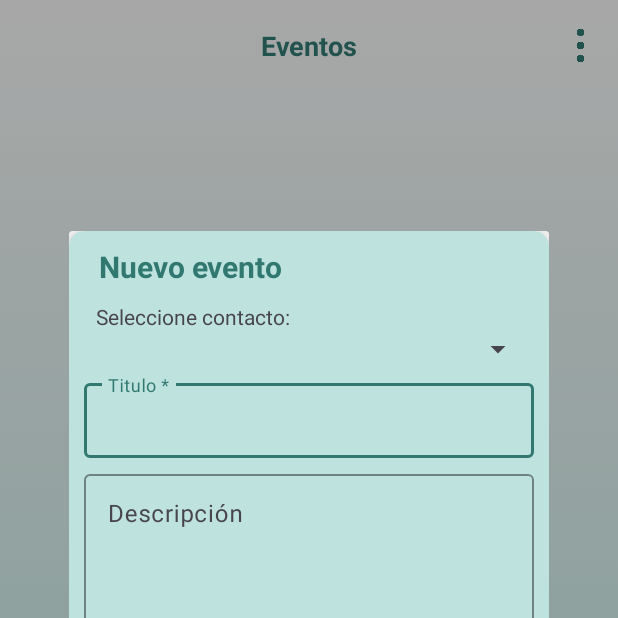
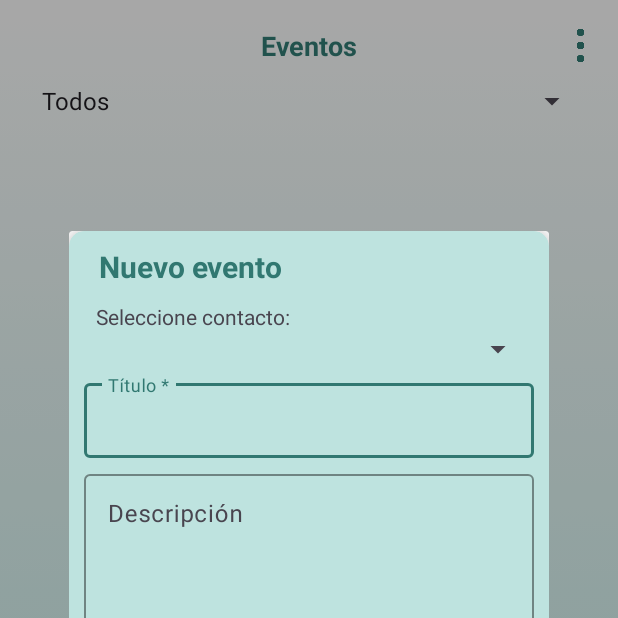
Before and after one commit to victordominguez3/AgendaApp, an Android app: the fragment EventoDialogFragment placed in its activity, item 2 of the bottom bar chosen, on a phone screen of 412 x 824 dp, the top half of it. Run offline under Robolectric (Android 15) with nearby library versions, the phone set to English and light mode, and no system bars; our stand-ins replace Room's generated code.

Commit message:
EventoFilter

```diff
--- a/app/src/main/java/vic/dom/agendaapp/fragment/EventoDialogFragment.kt
+++ b/app/src/main/java/vic/dom/agendaapp/fragment/EventoDialogFragment.kt
@@ -86,7 +86,7 @@ class EventoDialogFragment : DialogFragment() {
 
                 if (tag == "editarEventoDialogFragment") {
 
-                    val evento = database.agendaDao().getAllEventos().find { it.contactoId == arguments?.getLong("contactoEvento") }?.copy(
+                    val evento = database.agendaDao().getAllEventos().find { it.id == arguments?.getLong("idEvento") }?.copy(
                         titulo = binding.tituloEventoDialogo.text.toString(),
                         fecha = "${binding.fechaDialogo.dayOfMonth}/${binding.fechaDialogo.month + 1}/${binding.fechaDialogo.year}",
                         descripcion = binding.descripcionDialogo.text.toString(),
--- a/app/src/main/java/vic/dom/agendaapp/fragment/EventosFragment.kt
+++ b/app/src/main/java/vic/dom/agendaapp/fragment/EventosFragment.kt
@@ -6,6 +6,8 @@ import androidx.fragment.app.Fragment
 import android.view.LayoutInflater
 import android.view.View
 import android.view.ViewGroup
+import android.widget.AdapterView
+import android.widget.ArrayAdapter
 import androidx.appcompat.widget.PopupMenu
 import androidx.recyclerview.widget.LinearLayoutManager
 import vic.dom.agendaapp.R
@@ -29,6 +31,29 @@ class EventosFragment : Fragment(), OnEventoClickListener, EventoDialogFragment.
         savedInstanceState: Bundle?
     ): View {
         binding = FragmentEventosBinding.inflate(inflater, container, false)
+
+        val opciones = listOf("Todos") + database.agendaDao().getAllContactos().sortedBy { it.nombre.lowercase() }.map { it.nombre }
+        val adapter = ArrayAdapter(requireContext(), android.R.layout.simple_spinner_item, opciones)
+        adapter.setDropDownViewResource(android.R.layout.simple_spinner_dropdown_item)
+        binding.spinnerEventos.adapter = adapter
+
+        binding.spinnerEventos.onItemSelectedListener = object : AdapterView.OnItemSelectedListener {
+
+            override fun onItemSelected(p0: AdapterView<*>?, p1: View?, p2: Int, p3: Long) {
+                if (p2 == 0) {
+                    mAdapter.setEventos(database.agendaDao().getAllEventos())
+                } else {
+                    val contacto = database.agendaDao().getAllContactos().sortedBy { it.nombre.lowercase() }[p2 - 1]
+                    mAdapter.setEventos(database.agendaDao().getAllEventos().filter { it.contactoId == contacto.id }.toMutableList())
+                }
+            }
+
+            override fun onNothingSelected(p0: AdapterView<*>?) {
+
+            }
+
+        }
+
         return binding.root
     }
 
@@ -105,6 +130,7 @@ class EventosFragment : Fragment(), OnEventoClickListener, EventoDialogFragment.
                     val dialogFragment = EventoDialogFragment()
                     dialogFragment.setDialogListener(this)
                     val bundle = Bundle()
+                    bundle.putLong("idEvento", evento.id)
                     bundle.putString("tituloEvento", evento.titulo)
                     bundle.putString("fechaEvento", evento.fecha)
                     bundle.putString("descripcionEvento", evento.descripcion)
--- a/app/src/main/res/layout/fragment_evento_dialog.xml
+++ b/app/src/main/res/layout/fragment_evento_dialog.xml
@@ -48,7 +48,7 @@
                 android:id="@+id/titulo_evento_dialogo"
                 android:layout_width="match_parent"
                 android:layout_height="50dp"
-                android:hint="Titulo *"
+                android:hint="Título *"
                 android:inputType="text"
                 android:textColor="@color/blue"
                 android:textColorHint="@color/blue"/>
--- a/app/src/main/res/layout/fragment_eventos.xml
+++ b/app/src/main/res/layout/fragment_eventos.xml
@@ -35,6 +35,14 @@
 
     </androidx.constraintlayout.widget.ConstraintLayout>
 
+    <Spinner
+        android:layout_marginTop="10dp"
+        android:layout_marginStart="20dp"
+        android:layout_marginEnd="20dp"
+        android:id="@+id/spinner_eventos"
+        android:layout_width="match_parent"
+        android:layout_height="wrap_content"/>
+
     <androidx.recyclerview.widget.RecyclerView
         android:id="@+id/recycler"
         android:layout_width="match_parent"
--- a/app/src/main/res/layout/item_contacto_layout.xml
+++ b/app/src/main/res/layout/item_contacto_layout.xml
@@ -4,7 +4,7 @@
     android:layout_width="match_parent"
     android:layout_height="wrap_content"
     app:cardCornerRadius="5dp"
-    app:cardBackgroundColor="#BEE3DF"
+    app:cardBackgroundColor="#A2DDD7"
     android:layout_marginStart="5dp"
     android:layout_marginEnd="5dp"
     android:layout_marginTop="3dp"
--- a/app/src/main/res/values/colors.xml
+++ b/app/src/main/res/values/colors.xml
@@ -3,7 +3,7 @@
     <color name="black">#FF000000</color>
     <color name="white">#FFFFFFFF</color>
     <color name="blue">#317871</color>
-    <color name="Azul">#BEE3DF</color>
+    <color name="Azul">#A7E8E1</color>
     <color name="Rojo">#FFA6A6</color>
     <color name="Amarillo">#FAFFA6</color>
     <color name="Verde">#A6FFAB</color>
```
Also changed, not shown: app/src/main/res/layout/item_tarjeta_contacto_layout.xml (+6 -3 lines).
